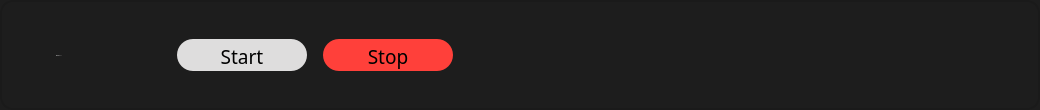
The window that multibench/widgets/groupwidgetfolded.ui (IlyaZh/Maiman-MCBS) describes before a commit, drawn with Qt 5.
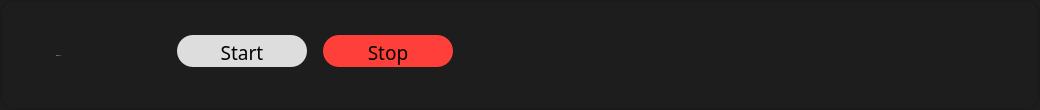
The same window after the commit.

```diff
--- a/multibench/widgets/groupwidgetfolded.ui
+++ b/multibench/widgets/groupwidgetfolded.ui
@@ -47,16 +47,22 @@
     <number>24</number>
    </property>
    <property name="topMargin">
-    <number>35</number>
+    <number>0</number>
    </property>
    <property name="rightMargin">
     <number>30</number>
    </property>
    <property name="bottomMargin">
-    <number>35</number>
+    <number>0</number>
    </property>
    <item>
     <layout class="QHBoxLayout" name="nameTable">
+     <property name="topMargin">
+      <number>20</number>
+     </property>
+     <property name="bottomMargin">
+      <number>20</number>
+     </property>
      <item>
       <widget class="QLabel" name="linkLabel">
        <property name="sizePolicy">
@@ -129,6 +135,9 @@
      <property name="spacing">
       <number>16</number>
      </property>
+     <property name="bottomMargin">
+      <number>8</number>
+     </property>
      <item>
       <widget class="QPushButton" name="startButton">
        <property name="minimumSize">
```
Left out of the diff: 2 changed lines with no effect on the pictures.
